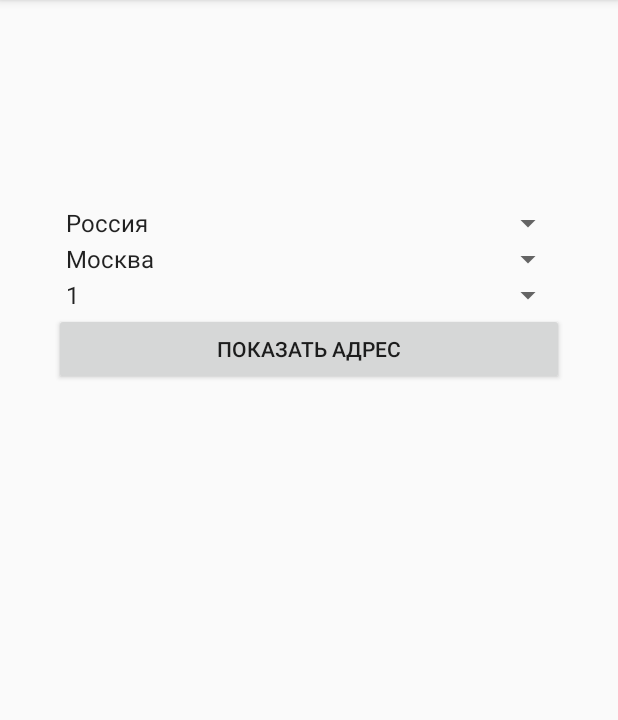
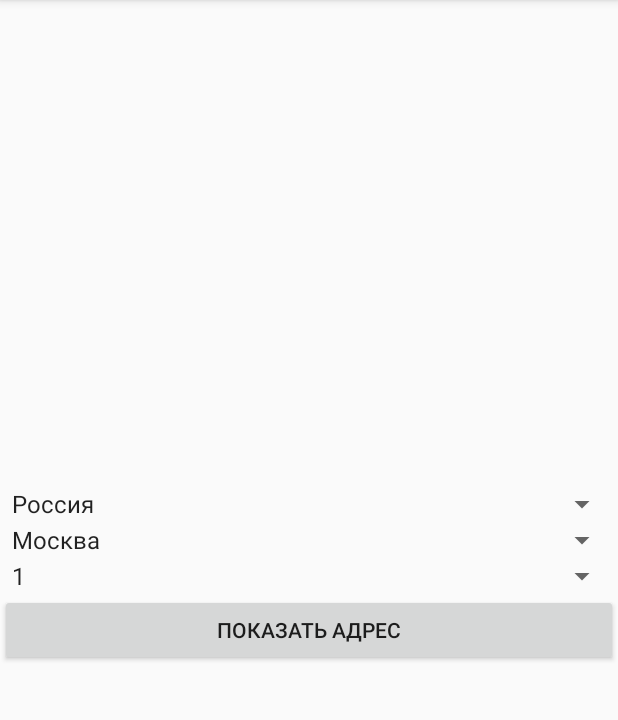
Before and after one commit to svkalsin/Spinner, an Android app: the screen it shows after launch (MainActivity), on a phone screen of 412 x 824 dp, the part 84-804 px from its top. Run offline under Robolectric (Android 15) with nearby library versions, the phone set to English and light mode, and no system bars.

Commit message:
Change activity_main.xml

```diff
--- a/app/src/main/res/layout/activity_main.xml
+++ b/app/src/main/res/layout/activity_main.xml
@@ -1,22 +1,12 @@
 <?xml version="1.0" encoding="utf-8"?>
-<androidx.constraintlayout.widget.ConstraintLayout xmlns:android="http://schemas.android.com/apk/res/android"
+<LinearLayout xmlns:android="http://schemas.android.com/apk/res/android"
     xmlns:app="http://schemas.android.com/apk/res-auto"
     xmlns:tools="http://schemas.android.com/tools"
     android:layout_width="match_parent"
     android:layout_height="match_parent"
+    android:gravity="center_vertical"
+    android:orientation="vertical"
     tools:context=".MainActivity">
-
-    <LinearLayout
-        android:id="@+id/linearLayout"
-        android:layout_width="340dp"
-        android:layout_height="495dp"
-        android:layout_marginTop="1dp"
-        android:layout_marginBottom="1dp"
-        android:orientation="vertical"
-        app:layout_constraintBottom_toBottomOf="parent"
-        app:layout_constraintEnd_toEndOf="parent"
-        app:layout_constraintStart_toStartOf="parent"
-        app:layout_constraintTop_toTopOf="parent">
 
     <Spinner
         android:id="@+id/countriesSpinner"
@@ -39,6 +29,5 @@
         android:layout_height="wrap_content"
         android:onClick="btn"
         android:text="@string/showAddress" />
+
 </LinearLayout>
-
-</androidx.constraintlayout.widget.ConstraintLayout>
```
Lines whose indentation alone changed are shown as unchanged.
